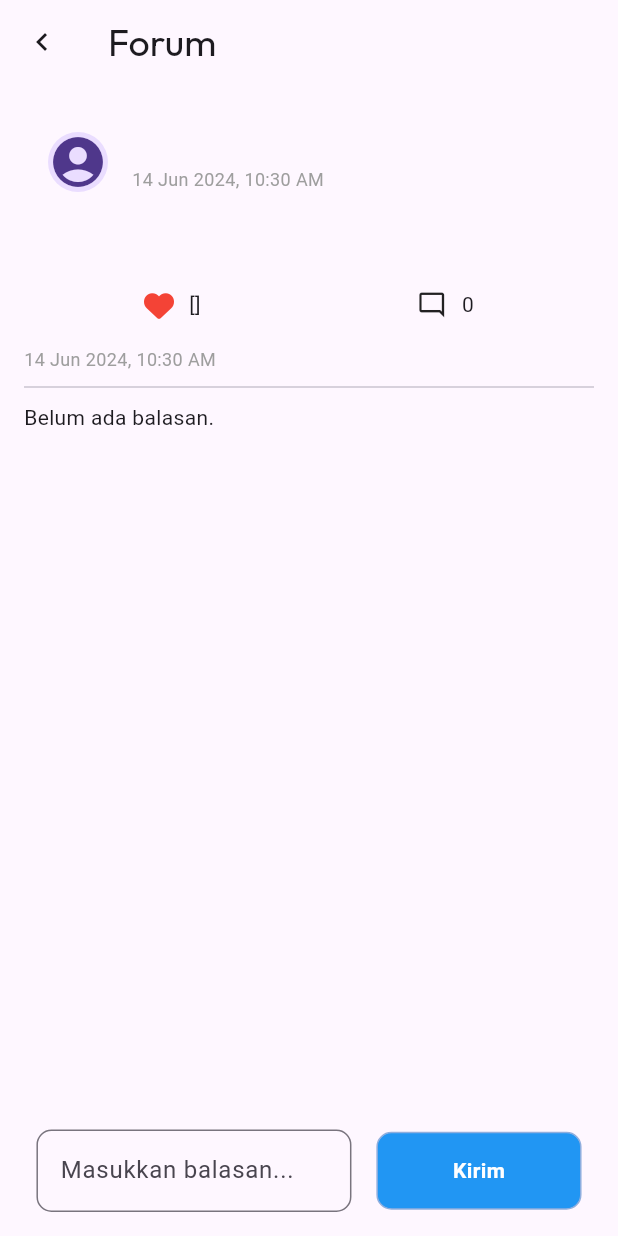
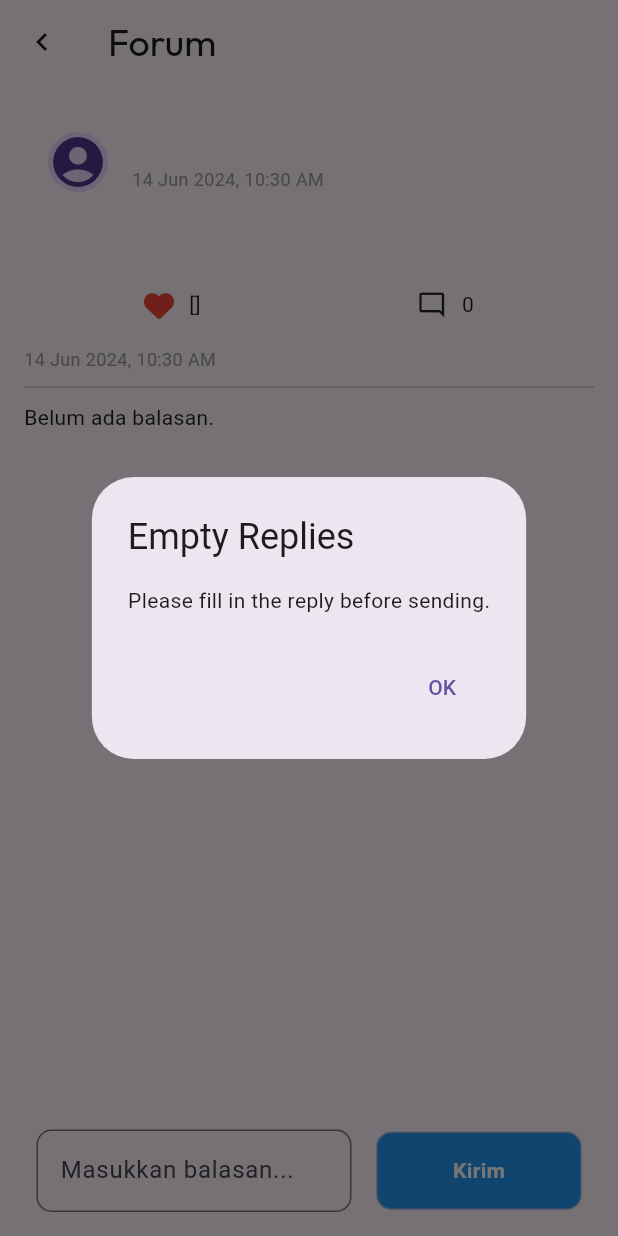
Before and after one commit to ChristoperChend/allergy-diary, a Flutter app: the ForumInfoPage screen opened directly with empty values, after a tap on "Kirim", on a phone screen of 412 x 824 dp. Run offline on Flutter 3.47's test engine with Material 3 defaults, Android fonts, the phone set to English and light mode, and no system bars; our stand-ins replace camera, cloud_firestore, email_validator, firebase_auth, firebase_core, font_awesome_flutter and 2 more; missing offline and left inert: google_mlkit_text_recognition; accounts and stored records are empty.

Commit message:
add validation in forum page

```diff
--- a/lib/ForumComponents/ForumInfo.dart
+++ b/lib/ForumComponents/ForumInfo.dart
@@ -94,6 +94,26 @@ class _ForumInfoPageState extends State<ForumInfoPage> {
         });
       }
     }
+  }
+
+  void _showAlertDialog() {
+    showDialog(
+      context: context,
+      builder: (context) {
+        return AlertDialog(
+          title: const Text('Empty Replies'),
+          content: const Text('Please fill in the reply before sending.'),
+          actions: [
+            TextButton(
+              onPressed: () {
+                Navigator.of(context).pop();
+              },
+              child: const Text('OK'),
+            ),
+          ],
+        );
+      },
+    );
   }
 
   @override
@@ -273,7 +293,9 @@ class _ForumInfoPageState extends State<ForumInfoPage> {
                     ),
                     child: GestureDetector(
                       onTap: () {
-                        if (_replyController.text.isNotEmpty) {
+                        if (_replyController.text.isEmpty) {
+                          _showAlertDialog();
+                        } else {
                           _addReply(_replyController.text).then((_) {
                             _replyController.clear();
                           });
```
Also changed, not shown: lib/ForumComponents/AddForum.dart (+27 -1 lines), lib/components/ResultScreen.dart (line endings or trailing spaces).
